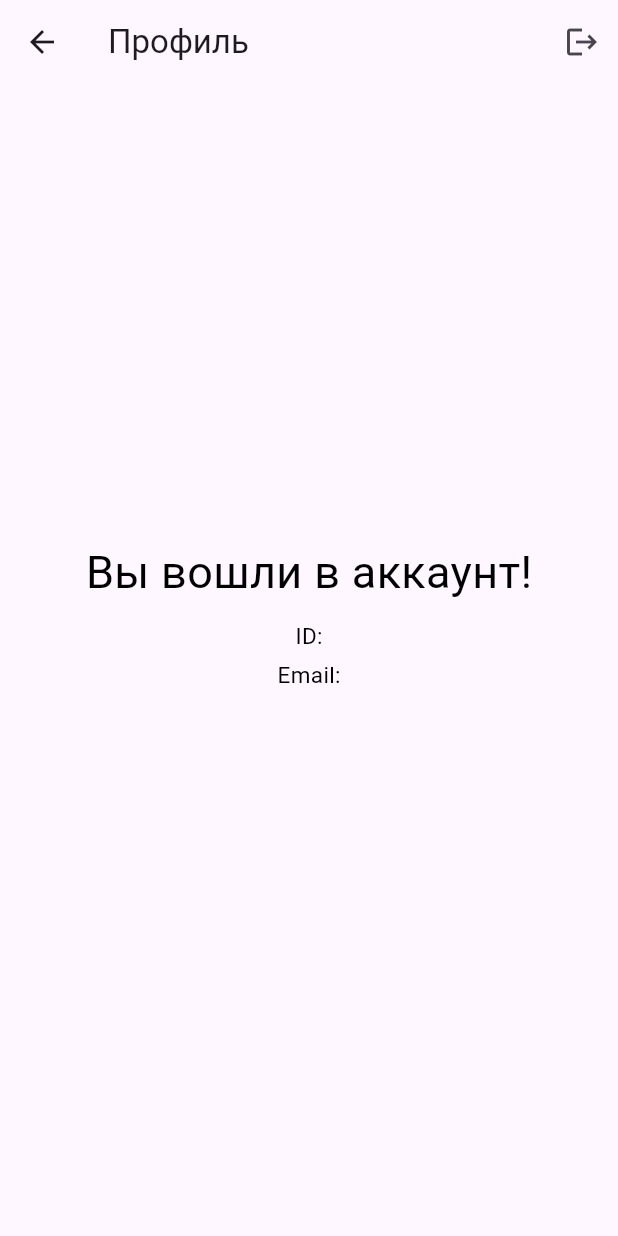
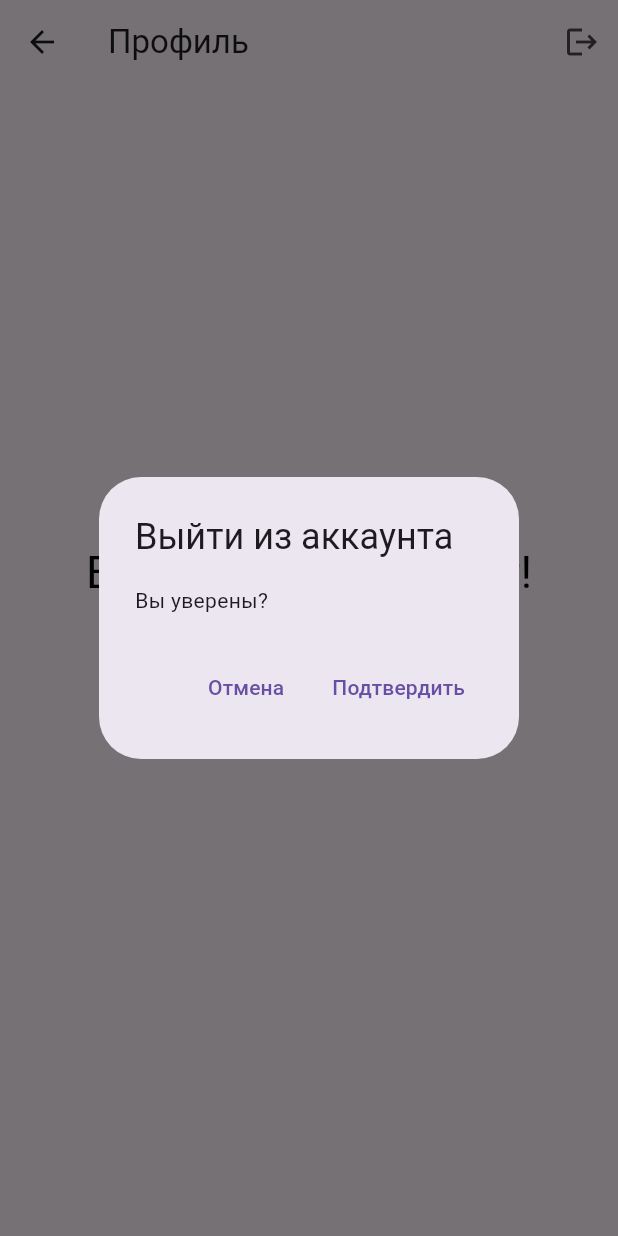
Before and after one commit to RogaJedi/flat_10_plus, a Flutter app: the ProfilePage screen opened directly, after a tap on the "logout" icon, on a phone screen of 412 x 824 dp. Run offline on Flutter 3.47's test engine with Material 3 defaults, Android fonts, the light colour scheme and no system bars; our stand-ins replace dio, equatable, flutter_bloc, supabase_flutter; accounts and stored records are empty; network calls fail.

Commit message:
added logout confirmation

```diff
--- /dev/null
+++ b/lib/pages/profile_related/logout_confirm_dialog.dart
@@ -0,0 +1,29 @@
+import 'package:flutter/material.dart';
+
+class LogoutConfirmDialog extends StatelessWidget {
+  final VoidCallback onConfirm;
+
+  const LogoutConfirmDialog({Key? key, required this.onConfirm}) : super(key: key);
+
+  @override
+  Widget build(BuildContext context) {
+    return AlertDialog(
+      title: Text('Выйти из аккаунта'),
+      content: Text('Вы уверены?'),
+      actions: <Widget>[
+        TextButton(
+          child: Text('Отмена'),
+          onPressed: () {
+            Navigator.of(context).pop(); // Close the dialog
+          },
+        ),
+        TextButton(
+          child: Text('Подтвердить'),
+          onPressed: () {
+            onConfirm();
+          },
+        ),
+      ],
+    );
+  }
+}
--- a/lib/pages/profile_related/profile_page.dart
+++ b/lib/pages/profile_related/profile_page.dart
@@ -1,4 +1,5 @@
 import 'package:flat_10plus/auth/auth_service.dart';
+import 'package:flat_10plus/pages/profile_related/logout_confirm_dialog.dart';
 import 'package:flutter/material.dart';
 
 class ProfilePage extends StatefulWidget {
@@ -30,7 +31,17 @@ class _ProfilePageState extends State<ProfilePage> {
         title: const Text('Профиль'),
         actions: [
           IconButton(
-            onPressed: logout,
+            onPressed: () {
+              showDialog(
+                  context: context,
+                  builder: (BuildContext context) => LogoutConfirmDialog(
+                    onConfirm: () {
+                      logout();
+                      Navigator.pop(context);
+                    },
+                  ),
+              );
+            },
             icon: const Icon(Icons.logout),
           ),
         ],
```
